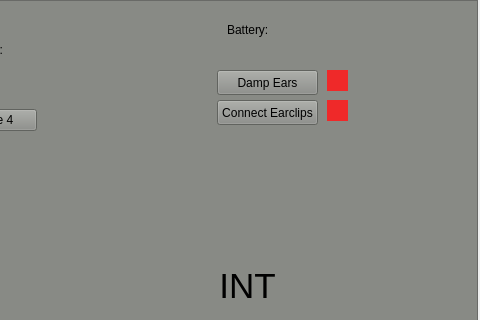
Old version of the form src/mainwindow.ui in the repository tjpieroni/COMP3004_Project_W22; both pictures show x 353 to 833 and y 0 to 320 of the 833 by 589 pixel window.
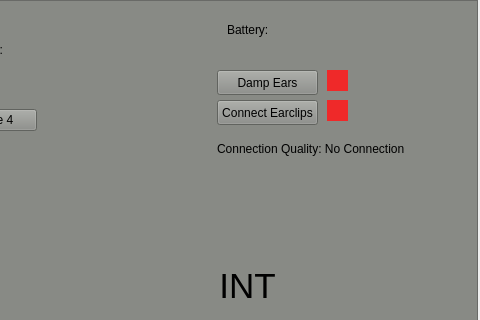
New version of the form. Icons and pictures are not drawn.

Commit message: Added textbox to UI for connection quality.

What changed in the file:
```diff
--- a/src/mainwindow.ui
+++ b/src/mainwindow.ui
@@ -528,6 +528,19 @@
       <string>Remaining Session Time: </string>
      </property>
     </widget>
+    <widget class="QLabel" name="connectionQuality">
+     <property name="geometry">
+      <rect>
+       <x>570</x>
+       <y>140</y>
+       <width>241</width>
+       <height>17</height>
+      </rect>
+     </property>
+     <property name="text">
+      <string>Connection Quality: No Connection</string>
+     </property>
+    </widget>
    </widget>
   </widget>
   <widget class="QMenuBar" name="menubar">
```
The commit also changes 2 other files.
